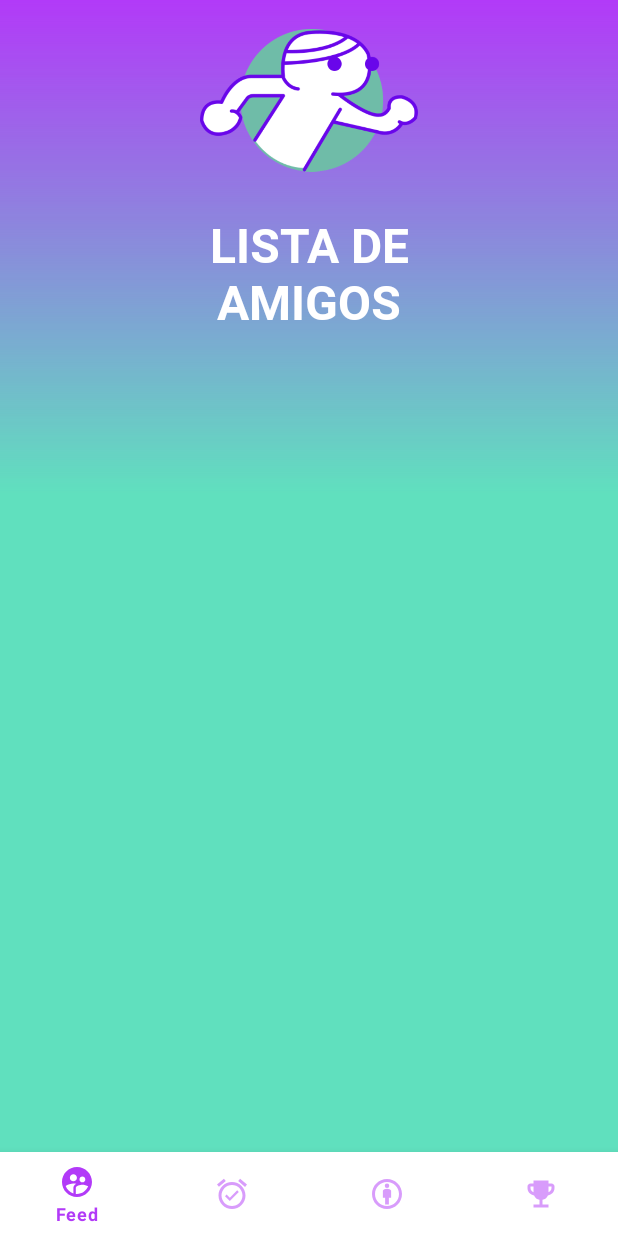
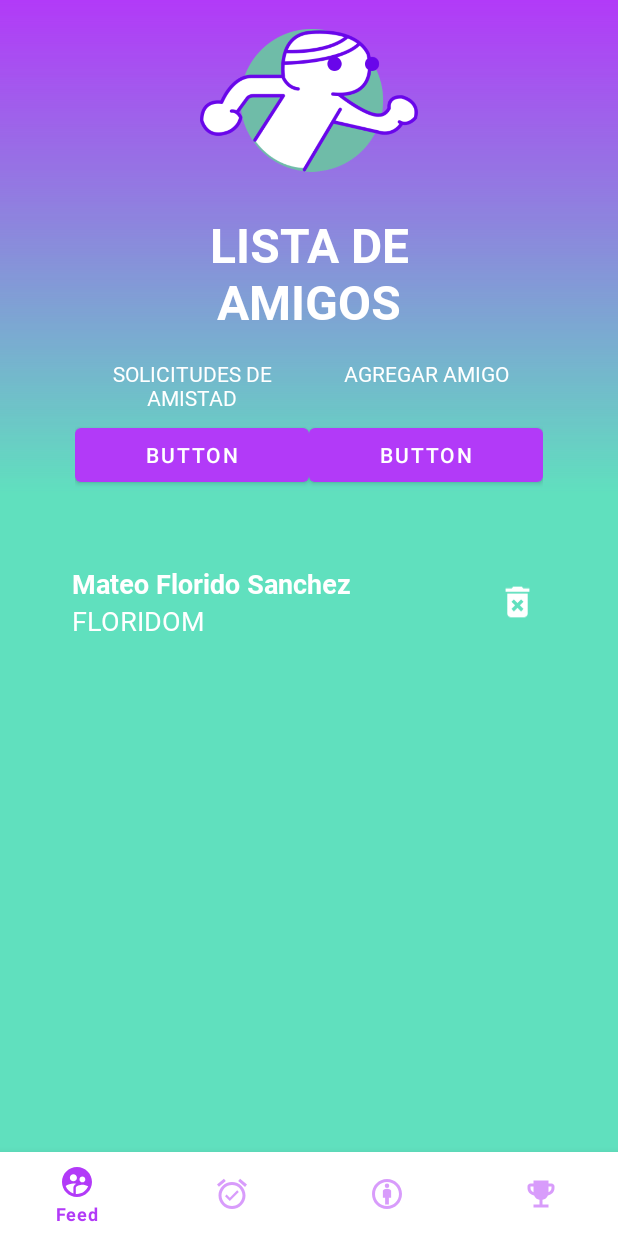
Before and after one commit to IntroCompuMovil202110/FitGuide, an Android app: the FriendsListActivity screen opened directly, with no data from a screen before it, on a phone screen of 412 x 824 dp. Run offline under Robolectric (Android 15) with nearby library versions, the phone set to English and light mode, and no system bars.

Commit message:
Contacts, Friends Request and add friends activity improved. Friends list almost finished

```diff
--- a/app/src/main/res/layout/activity_contacts.xml
+++ b/app/src/main/res/layout/activity_contacts.xml
@@ -60,28 +60,27 @@
             app:layout_constraintBottom_toTopOf="@+id/add_button"
             app:layout_constraintEnd_toEndOf="parent"
             app:layout_constraintStart_toStartOf="parent"
-            app:layout_constraintTop_toBottomOf="@+id/textView4">
+            app:layout_constraintTop_toBottomOf="@+id/textView4"
+            app:layout_constraintVertical_bias="0.13999999">
 
             <LinearLayout
                 android:layout_width="match_parent"
                 android:layout_height="wrap_content"
                 android:orientation="vertical">
 
-                <LinearLayout
-                    style="@style/Widget.App.AddFriendSnippet">
+                <LinearLayout style="@style/Widget.App.AddFriendSnippet">
 
-                    <LinearLayout
-                        style="@style/Widget.App.AddFriendInfo">
+                    <LinearLayout style="@style/Widget.App.AddFriendInfo">
 
                         <TextView
+                            android:id="@+id/add_friend_option_name"
                             style="@style/Widget.App.NameText"
-                            android:id="@+id/add_friend_option_name"
-                            android:text="@string/sample_add_friend_name"/>
+                            android:text="@string/sample_add_friend_name" />
 
                         <TextView
+                            android:id="@+id/add_friend_option_username"
                             style="@style/Widget.App.UsernameText"
-                            android:id="@+id/add_friend_option_username"
-                            android:text="@string/sample_add_friend_username"/>
+                            android:text="@string/sample_add_friend_username" />
                     </LinearLayout>
 
                     <CheckBox
--- a/app/src/main/res/layout/activity_friend_request.xml
+++ b/app/src/main/res/layout/activity_friend_request.xml
@@ -41,62 +41,68 @@
         <ScrollView
             android:layout_width="match_parent"
             android:layout_height="wrap_content"
+            android:paddingHorizontal="30dp"
+            android:paddingVertical="8dp"
             app:layout_constraintBottom_toTopOf="@+id/bottomNavigationView"
             app:layout_constraintTop_toBottomOf="@+id/textView2"
-            android:paddingHorizontal="30dp"
-            android:paddingVertical="8dp">
+            app:layout_constraintVertical_bias="0.16000003">
 
             <LinearLayout
                 android:layout_width="match_parent"
                 android:layout_height="wrap_content"
-                android:orientation="vertical" >
+                android:orientation="vertical">
 
                 <com.google.android.material.card.MaterialCardView
                     android:id="@+id/card"
                     style="@style/Widget.App.CardView">
 
-                    <LinearLayout
-                        style="@style/Widget.App.OddFriendRequestMainLayout">
-                        <LinearLayout
-                            style="@style/Widget.App.FriendRequestInfo">
+                    <LinearLayout style="@style/Widget.App.OddFriendRequestMainLayout">
+
+                        <LinearLayout style="@style/Widget.App.FriendRequestInfo">
+
                             <TextView
                                 style="@style/Widget.App.NameText"
-                                android:text="@string/sample_add_friend_name"/>
+                                android:text="@string/sample_add_friend_name" />
+
                             <TextView
                                 style="@style/Widget.App.UsernameText"
-                                android:text="@string/sample_add_friend_username"/>
+                                android:text="@string/sample_add_friend_username" />
                         </LinearLayout>
 
                         <ImageView
                             android:id="@+id/imageView4"
                             style="@style/Widget.App.OddIcon"
                             app:srcCompat="@drawable/accept_icon" />
+
                         <ImageView
                             android:id="@+id/imageView5"
                             style="@style/Widget.App.OddIcon"
                             app:srcCompat="@drawable/reject_icon" />
                     </LinearLayout>
                 </com.google.android.material.card.MaterialCardView>
+
                 <com.google.android.material.card.MaterialCardView
                     android:id="@+id/card2"
                     style="@style/Widget.App.CardView">
 
-                    <LinearLayout
-                        style="@style/Widget.App.EvenFriendRequestMainLayout">
-                        <LinearLayout
-                            style="@style/Widget.App.FriendRequestInfo">
+                    <LinearLayout style="@style/Widget.App.EvenFriendRequestMainLayout">
+
+                        <LinearLayout style="@style/Widget.App.FriendRequestInfo">
+
                             <TextView
                                 style="@style/Widget.App.EvenNameText"
-                                android:text="@string/sample_add_friend_name"/>
+                                android:text="@string/sample_add_friend_name" />
+
                             <TextView
                                 style="@style/Widget.App.EvenUsernameText"
-                                android:text="@string/sample_add_friend_username"/>
+                                android:text="@string/sample_add_friend_username" />
                         </LinearLayout>
 
                         <ImageView
                             android:id="@+id/imageView42"
                             style="@style/Widget.App.EvenIcon"
                             app:srcCompat="@drawable/accept_icon" />
+
                         <ImageView
                             android:id="@+id/imageView52"
                             style="@style/Widget.App.EvenIcon"
--- a/app/src/main/res/layout/activity_friends_list.xml
+++ b/app/src/main/res/layout/activity_friends_list.xml
@@ -11,6 +11,34 @@
     <androidx.constraintlayout.widget.ConstraintLayout
         android:layout_width="match_parent"
         android:layout_height="match_parent">
+
+        <LinearLayout
+            android:id="@+id/buttonLayout"
+            android:layout_width="match_parent"
+            android:layout_height="wrap_content"
+            android:orientation="horizontal"
+            android:paddingStart="50dp"
+            android:paddingEnd="50dp"
+            app:layout_constraintEnd_toEndOf="parent"
+            app:layout_constraintHorizontal_bias="0.0"
+            app:layout_constraintStart_toStartOf="parent"
+            app:layout_constraintTop_toBottomOf="@+id/button_titles"
+            app:layout_constraintTop_toButtonOf="@+id/button_titles">
+
+            <Button
+                android:id="@+id/button4"
+                android:layout_width="0dp"
+                android:layout_height="wrap_content"
+                android:layout_weight="0.5"
+                android:text="Button" />
+
+            <Button
+                android:id="@+id/button3"
+                android:layout_width="0dp"
+                android:layout_height="wrap_content"
+                android:layout_weight="0.5"
+                android:text="Button" />
+        </LinearLayout>
 
         <ImageView
             android:id="@+id/imageView"
@@ -38,6 +66,80 @@
             app:layout_constraintStart_toStartOf="parent"
             app:layout_constraintTop_toBottomOf="@+id/imageView" />
 
+        <LinearLayout
+            android:id="@+id/button_titles"
+            android:layout_width="match_parent"
+            android:layout_height="wrap_content"
+            android:orientation="horizontal"
+            android:paddingStart="50dp"
+            android:paddingEnd="50dp"
+            app:layout_constraintTop_toBottomOf="@+id/textView2"
+            tools:layout_editor_absoluteX="0dp">
+
+            <TextView
+                android:id="@+id/textView7"
+                android:layout_width="0dp"
+                android:layout_height="40dp"
+                android:layout_marginTop="6dp"
+                android:layout_weight="0.5"
+                android:fontFamily="@font/roboto"
+                android:text="@string/friend_requests_button_label"
+                android:textAlignment="center"
+                android:textColor="@color/white" />
+
+            <TextView
+                android:id="@+id/textView8"
+                android:layout_width="0dp"
+                android:layout_height="40dp"
+                android:layout_marginTop="6dp"
+                android:layout_weight="0.5"
+                android:fontFamily="@font/roboto"
+                android:text="@string/add_friend_button_label"
+                android:textAlignment="center"
+                android:textColor="@color/white" />
+
+        </LinearLayout>
+
+        <ScrollView
+            android:id="@+id/friendsScrollView"
+            android:layout_width="match_parent"
+            android:layout_height="wrap_content"
+            android:paddingHorizontal="48dp"
+            android:paddingVertical="8dp"
+            app:layout_constraintBottom_toTopOf="@+id/bottomNavigationView"
+            app:layout_constraintEnd_toEndOf="parent"
+            app:layout_constraintStart_toStartOf="parent"
+            app:layout_constraintTop_toBottomOf="@+id/buttonLayout"
+            app:layout_constraintVertical_bias="0.110000014">
+
+            <LinearLayout
+                android:layout_width="match_parent"
+                android:layout_height="wrap_content"
+                android:orientation="vertical">
+
+                <LinearLayout style="@style/Widget.App.AddFriendSnippet">
+
+                    <LinearLayout style="@style/Widget.App.AddFriendInfo">
+
+                        <TextView
+                            android:id="@+id/add_friend_option_name"
+                            style="@style/Widget.App.NameText"
+                            android:text="@string/sample_add_friend_name" />
+
+                        <TextView
+                            android:id="@+id/add_friend_option_username"
+                            style="@style/Widget.App.UsernameText"
+                            android:text="@string/sample_add_friend_username" />
+                    </LinearLayout>
+
+                    <ImageView
+                        android:id="@+id/imageView6"
+                        style="@style/Widget.App.OddIcon"
+                        app:srcCompat="@drawable/delete_icon" />
+                </LinearLayout>
+            </LinearLayout>
+        </ScrollView>
+
         <com.google.android.material.bottomnavigation.BottomNavigationView
             android:id="@+id/bottomNavigationView"
             android:layout_width="match_parent"
--- a/app/src/main/res/values/strings.xml
+++ b/app/src/main/res/values/strings.xml
@@ -16,4 +16,6 @@
     <string name="add_fiends_btext">AGREGAR</string>
     <string name="sample_add_friend_name">Mateo Florido Sanchez</string>
     <string name="sample_add_friend_username">FLORIDOM</string>
+    <string name="friend_requests_button_label">SOLICITUDES DE AMISTAD</string>
+    <string name="add_friend_button_label">AGREGAR AMIGO</string>
 </resources>
```
